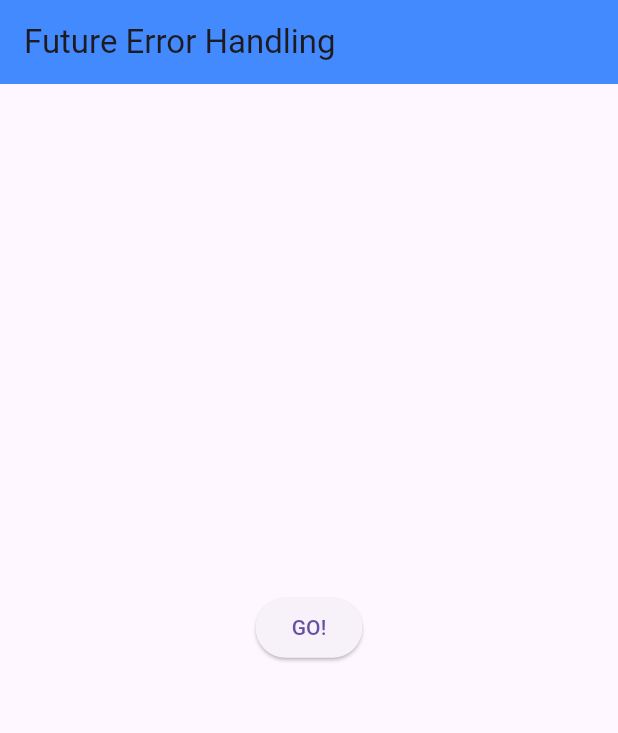
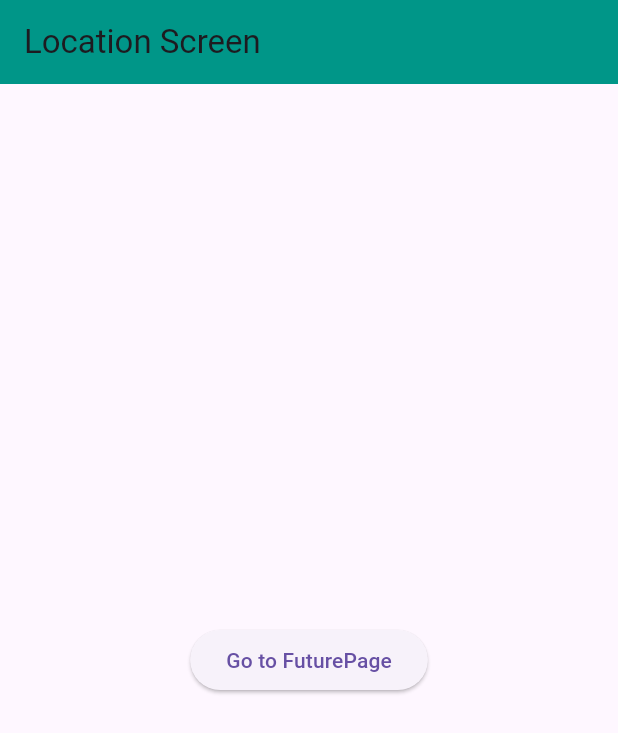
Before and after one commit to linarahmatin/2341720029-Mobile-SEM5, a Flutter app: the screen it shows after launch, on a phone screen of 412 x 824 dp. Shown: the top 733 px of the screen. Run offline on Flutter 3.47's test engine with Material 3 defaults, Android fonts, the phone set to English and light mode, and no system bars; our stand-ins replace auto_size_text, camera, geolocator, go_router.

Commit message:
praktikum 6

```diff
--- /dev/null
+++ b/Pertemuan 11/books/lib/geolocation.dart
@@ -0,0 +1,70 @@
+import 'package:flutter/material.dart';
+import 'package:geolocator/geolocator.dart';
+
+class LocationScreen extends StatefulWidget {
+  const LocationScreen({super.key});
+
+  @override
+  State<LocationScreen> createState() => _LocationScreenState();
+}
+
+class _LocationScreenState extends State<LocationScreen> {
+  String myPosition = '';
+
+  @override
+  void initState() {
+    super.initState();
+    getPosition().then((Position myPos) {
+      String positionText =
+          'Latitude: ${myPos.latitude.toString()} - Longitude: ${myPos.longitude.toString()}';
+      setState(() {
+        myPosition = positionText;
+      });
+    }).catchError((error) {
+      setState(() {
+        myPosition = 'Error: $error';
+      });
+    });
+  }
+
+  @override
+  Widget build(BuildContext context) {
+    return Scaffold(
+      appBar: AppBar(
+        title: const Text('Current Location - by Sesy'),
+      ),
+      body: Center(
+        child: Text(
+          myPosition.isEmpty ? 'Getting location...' : myPosition,
+          textAlign: TextAlign.center,
+          style: const TextStyle(fontSize: 18),
+        ),
+      ),
+    );
+  }
+
+
+  Future<Position> getPosition() async {
+
+    LocationPermission permission = await Geolocator.checkPermission();
+    if (permission == LocationPermission.denied) {
+      permission = await Geolocator.requestPermission();
+      if (permission == LocationPermission.denied) {
+        throw Exception('Location permission denied - by Salsabila');
+      }
+    }
+
+    if (permission == LocationPermission.deniedForever) {
+      throw Exception('Location permissions are permanently denied - by Salsabila');
+    }
+
+    bool isServiceEnabled = await Geolocator.isLocationServiceEnabled();
+    if (!isServiceEnabled) {
+      throw Exception('Location services are disabled - by Salsabila');
+    }
+
+    return await Geolocator.getCurrentPosition(
+      desiredAccuracy: LocationAccuracy.high,
+    );
+  }
+}
--- a/Pertemuan 11/books/lib/main.dart
+++ b/Pertemuan 11/books/lib/main.dart
@@ -1,6 +1,5 @@
 import 'dart:async';
 import 'package:flutter/material.dart';
-import 'package:http/http.dart' as http;
 
 void main() {
   runApp(const MyApp());
@@ -14,10 +13,36 @@ class MyApp extends StatelessWidget {
     return MaterialApp(
       title: 'Future Demo',
       theme: ThemeData(primarySwatch: Colors.blue),
-      home: const FuturePage(),
+      home: const LocationScreen(),
     );
   }
 }
+
+class LocationScreen extends StatelessWidget {
+  const LocationScreen({super.key});
+
+  @override
+  Widget build(BuildContext context) {
+    return Scaffold(
+      appBar: AppBar(
+        title: const Text('Location Screen'),
+        backgroundColor: Colors.teal,
+      ),
+      body: Center(
+        child: ElevatedButton(
+          child: const Text('Go to FuturePage'),
+          onPressed: () {
+            Navigator.push(
+              context,
+              MaterialPageRoute(builder: (context) => const FuturePage()),
+            );
+          },
+        ),
+      ),
+    );
+  }
+}
+
 
 class FuturePage extends StatefulWidget {
   const FuturePage({super.key});
@@ -29,15 +54,17 @@ class FuturePage extends StatefulWidget {
 class _FuturePageState extends State<FuturePage> {
   String result = '';
 
-  // Fungsi Future sederhana yang akan menghasilkan error setelah 2 detik
   Future<String> returnError() async {
     await Future.delayed(const Duration(seconds: 2));
     throw Exception('Something terrible happened!');
   }
 
-  // Method untuk menangani error
   Future handleError() async {
     try {
+      setState(() {
+        result = '';
+      });
+
       await returnError();
     } catch (error) {
       setState(() {
@@ -60,17 +87,19 @@ class _FuturePageState extends State<FuturePage> {
           mainAxisAlignment: MainAxisAlignment.center,
           children: [
             ElevatedButton(
-              onPressed: () {
-                handleError();
-              },
+              onPressed: handleError,
               child: const Text('GO!'),
             ),
             const SizedBox(height: 20),
-            Text(
-              result,
-              style: const TextStyle(fontSize: 16, color: Colors.red),
-              textAlign: TextAlign.center,
-            ),
+
+            // 🔽 Loading bila result kosong, tampilkan error bila sudah ada
+            result == ''
+                ? const CircularProgressIndicator()
+                : Text(
+                    result,
+                    style: const TextStyle(fontSize: 16, color: Colors.red),
+                    textAlign: TextAlign.center,
+                  ),
           ],
         ),
       ),
--- a/Pertemuan 11/books/pubspec.yaml
+++ b/Pertemuan 11/books/pubspec.yaml
@@ -35,6 +35,7 @@ dependencies:
   # Use with the CupertinoIcons class for iOS style icons.
   cupertino_icons: ^1.0.8
   http: ^1.5.0
+  geolocator: ^14.0.2
 
 dev_dependencies:
   flutter_test:
```
Also changed, not shown: Pertemuan 11/books/pubspec.lock, 5 other files.
